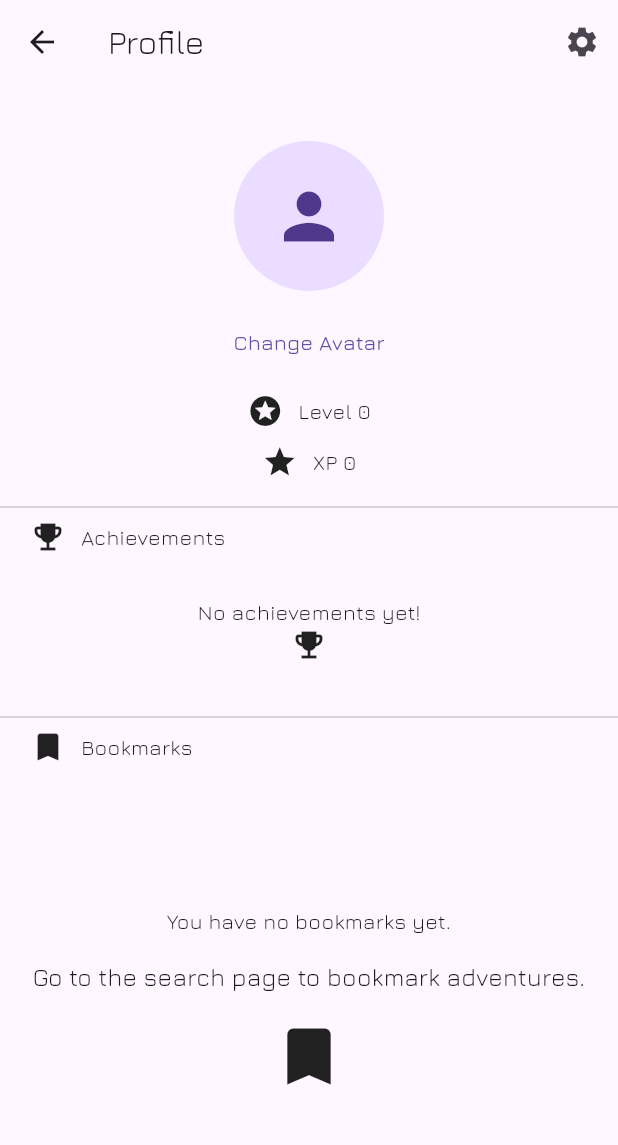
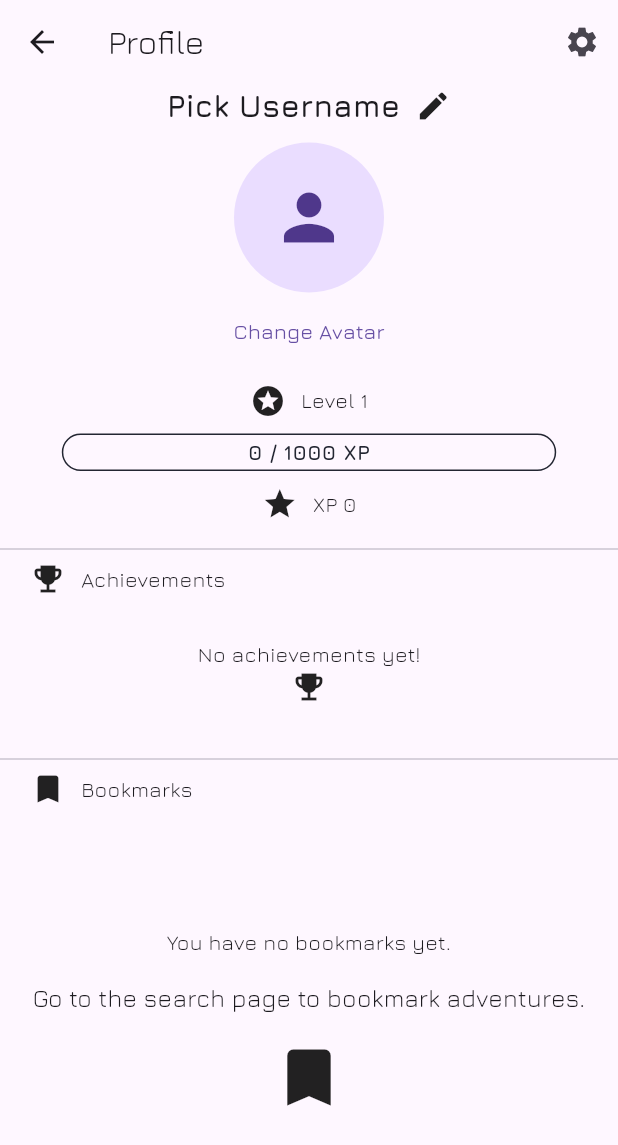
Before and after one commit to Alejandroem/xplora, a Flutter app: the ProfilePage screen opened directly with empty values, on a phone screen of 412 x 824 dp. Shown: the top 1145 px of the screen. Run offline on Flutter 3.47's test engine with Material 3 defaults, Android fonts, the phone set to English and light mode, and no system bars; our stand-ins replace app_links, cloud_firestore, firebase_auth, firebase_core, firebase_messaging, flutter_riverpod and 8 more; missing offline and left inert: qr_code_scanner; accounts and stored records are empty.

Commit message:
refactor: remove unused level property and update related logic feat: addded unique user name feat: added multiplier formular feat: added experience bar

```diff
--- a/lib/application/notifiers/adventure_in_progress.dart
+++ b/lib/application/notifiers/adventure_in_progress.dart
@@ -9,6 +9,7 @@ import 'package:location/location.dart';
 import '../../domain/models/achievement.dart';
 import '../../domain/models/adventure.dart';
 import '../../domain/models/adventure_in_progress.dart';
+import '../../domain/models/xplora_profile.dart';
 import '../../domain/models/xplora_user.dart';
 import '../../domain/services/achievements_crud_service.dart';
 import '../../domain/services/adventure_crud_service.dart';
@@ -244,7 +245,8 @@ class AdventureInProgressNotifier extends StateNotifier<AdventureInProgress?> {
         final levelAchievements = allAchievements.where((achievement) {
           return achievement.trigger == Trigger.level &&
               int.parse(achievement.triggerValue) <=
-                  userProfile.first.level; //check if the level is updated
+                  userProfile.first
+                      .profileLevel(); //check if the level is updated
         }).toList();
 
         final achievementsToAward = [
--- a/lib/application/notifiers/login_notifier.dart
+++ b/lib/application/notifiers/login_notifier.dart
@@ -79,7 +79,6 @@ class LoginFormNotifier extends StateNotifier<LoginForm> {
         final xploraProfile = XploraProfile(
           id: null,
           userId: user.id!,
-          level: 0,
           experience: 0,
           categories: [],
           avatarUrl: '',
--- a/lib/application/notifiers/quest_validator_notifier.dart
+++ b/lib/application/notifiers/quest_validator_notifier.dart
@@ -8,6 +8,7 @@ import 'package:location/location.dart';
 import '../../domain/models/achievement.dart';
 import '../../domain/models/quest.dart';
 import '../../domain/models/quest_in_progress.dart';
+import '../../domain/models/xplora_profile.dart';
 import '../../domain/models/xplora_user.dart';
 import '../../domain/services/achievements_crud_service.dart';
 import '../../domain/services/auth_service.dart';
@@ -258,7 +259,7 @@ class QuestValidatorNotifier extends StateNotifier<QuestInProgress?> {
         final levelAchievements = allAchievements.where((achievement) {
           return achievement.trigger == Trigger.level &&
               int.parse(achievement.triggerValue) <=
-                  userProfile.first.level; //check if the level is updated
+                  userProfile.first.profileLevel(); //check if the level is updated
         }).toList();
 
         final achievementsToAward = [
--- a/lib/application/notifiers/signup_notifier.dart
+++ b/lib/application/notifiers/signup_notifier.dart
@@ -165,7 +165,6 @@ class SignupFormNotifier extends StateNotifier<SignupForm> {
         final xploraProfile = XploraProfile(
           id: null,
           userId: user.id!,
-          level: 0,
           experience: 0,
           categories: [],
           avatarUrl: '',
--- a/lib/application/providers/auth_providers.dart
+++ b/lib/application/providers/auth_providers.dart
@@ -38,7 +38,6 @@ final createOrReadCurrentUserProfile = FutureProvider.autoDispose((ref) async {
       XploraProfile(
         id: null,
         userId: user.id!,
-        level: 0,
         experience: 0,
         categories: [],
         avatarUrl: '',
--- a/lib/ui/pages/adventure_detail.dart
+++ b/lib/ui/pages/adventure_detail.dart
@@ -296,7 +296,7 @@ class _AdventureDetailState extends ConsumerState<AdventureDetail>
                   ),
                   const SizedBox(width: 10),
                   Text(
-                    "Open in Google Maps",
+                    'Open in Google Maps',
                     style: TextStyle(
                       color: raisingBlack,
                     ),
--- a/lib/ui/pages/profile_page.dart
+++ b/lib/ui/pages/profile_page.dart
@@ -4,6 +4,7 @@ import 'package:flutter_riverpod/flutter_riverpod.dart';
 import '../../application/providers/achievements_providers.dart';
 import '../../application/providers/xplorauser_providers.dart';
 import '../../domain/models/xplora_profile.dart';
+import '../../theme.dart';
 import '../components/bookmark_components.dart';
 import 'settings_page.dart';
 
@@ -18,6 +19,9 @@ class ProfilePage extends ConsumerStatefulWidget {
 class _ProfilePageState extends ConsumerState<ProfilePage> {
   late XploraProfile profile;
   bool editingUsername = false;
+  final _usernameController = TextEditingController();
+  bool _isChecking = false;
+  bool _isUnique = true;
 
   final Map<String, IconData> iconsMap = {
     'achievement1': Icons.star,
@@ -28,6 +32,8 @@ class _ProfilePageState extends ConsumerState<ProfilePage> {
   void initState() {
     super.initState();
     profile = widget.profileParam;
+
+    _usernameController.text = profile.username ?? '';
   }
 
   @override
@@ -56,35 +62,119 @@ class _ProfilePageState extends ConsumerState<ProfilePage> {
             editingUsername
                 ? SizedBox(
                     width: 200.0,
+                    child: Row(
+                      children: [
+                        Expanded(
                           child: TextField(
                             decoration: const InputDecoration(
                               labelText: 'Username',
                             ),
+                            onChanged: (value) async {
+                              setState(() {
+                                _isChecking = true;
+                                _isUnique = value.isNotEmpty;
+                              });
+
+                              if (value.isEmpty) {
+                                setState(() {
+                                  _isChecking = false;
+                                });
+                                return;
+                              }
+
+                              final profileService =
+                                  ref.read(profileServiceProvider);
+
+                              final existingUsers =
+                                  await profileService.readByFilters([
+                                {
+                                  'field': 'username',
+                                  'operator': '==',
+                                  'value': value,
+                                }
+                              ]);
+                              final isUnique = existingUsers?.isEmpty ?? true;
+
+                              setState(() {
+                                _isChecking = false;
+                                _isUnique = isUnique;
+                              });
+                            },
                             onSubmitted: (value) async {
-                        final profileService = ref.read(profileServiceProvider);
-                        final updatedProfile = await profileService.update(
-                          profile.copyWith(username: value),
+                              if (_isUnique) {
+                                final profileService =
+                                    ref.read(profileServiceProvider);
+                                final updatedProfile =
+                                    await profileService.update(
+                                  profile.copyWith(
+                                    username: _usernameController.text,
+                                  ),
                                   profile.id!,
                                 );
                                 setState(() {
                                   profile = updatedProfile;
                                   editingUsername = false;
                                 });
+                              }
                             },
+                            controller: _usernameController,
+                          ),
+                        ),
+                        const SizedBox(width: 8),
+                        _isChecking
+                            ? const SizedBox(
+                                width: 24,
+                                height: 24,
+                                child:
+                                    CircularProgressIndicator(strokeWidth: 2),
+                              )
+                            : IconButton(
+                                icon: Icon(
+                                  _isUnique ? Icons.check_circle : Icons.error,
+                                  color: _isUnique ? Colors.green : Colors.red,
+                                ),
+                                onPressed: _isUnique
+                                    ? () async {
+                                        final profileService =
+                                            ref.read(profileServiceProvider);
+                                        final updatedProfile =
+                                            await profileService.update(
+                                          profile.copyWith(
+                                            username: _usernameController.text,
+                                          ),
+                                          profile.id!,
+                                        );
+                                        setState(() {
+                                          profile = updatedProfile;
+                                          editingUsername = false;
+                                        });
+                                      }
+                                    : null,
+                              ),
+                      ],
                     ),
                   )
-                : GestureDetector(
+                : InkWell(
                     onTap: () {
                       setState(() {
                         editingUsername = true;
                       });
                     },
-                    child: Text(
-                      profile.username ?? 'Username',
+                    child: Row(
+                      mainAxisAlignment: MainAxisAlignment.center,
+                      children: [
+                        Text(
+                          (profile.username ?? '').isNotEmpty
+                              ? profile.username!
+                              : 'Pick Username',
                           style: const TextStyle(
                             fontSize: 20.0,
                             fontWeight: FontWeight.bold,
                           ),
+                        ),
+                        const SizedBox(width: 10.0),
+                        const Icon(Icons.edit),
+                      ],
                     ),
                   ),
             const SizedBox(height: 10.0),
@@ -104,7 +194,7 @@ class _ProfilePageState extends ConsumerState<ProfilePage> {
                       size: 50.0,
                     ),
             ),
-            const SizedBox(height: 10.0),
+            const SizedBox(height: 2.0),
             TextButton(
               onPressed: () {
                 // Add logic to update the profile
@@ -117,8 +207,48 @@ class _ProfilePageState extends ConsumerState<ProfilePage> {
               children: <Widget>[
                 const Icon(Icons.stars),
                 const SizedBox(width: 10.0),
-                Text('Level ${profile.level}'),
+                Text('Level ${profile.profileLevel()}'),
               ],
+            ),
+            const SizedBox(height: 10.0),
+            Container(
+              width: MediaQuery.of(context).size.width * 0.8,
+              height: 25,
+              decoration: BoxDecoration(
+                border: Border.all(
+                  color: raisingBlack,
+                ),
+                borderRadius: BorderRadius.circular(32),
+              ),
+              child: Stack(
+                children: [
+                  FractionallySizedBox(
+                    widthFactor: profile.experienceProgress(),
+                    child: Container(
+                      decoration: BoxDecoration(
+                        color: majjoreleBlue,
+                        borderRadius: BorderRadius.circular(32),
+                      ),
+                    ),
+                  ),
+                  Center(
+                    child: Text(
+                      '${profile.experience} / ${profile.experienceForNextLevel()} XP',
+                      style: TextStyle(
+                        color: raisingBlack,
+                        fontWeight: FontWeight.w700,
+                        shadows: [
+                          Shadow(
+                            offset: const Offset(1.0, 1.0),
+                            blurRadius: 3.0,
+                            color: Colors.white.withOpacity(0.5),
+                          ),
+                        ],
+                      ),
+                    ),
+                  ),
+                ],
+              ),
             ),
             const SizedBox(height: 10.0),
             Row(
--- a/lib/ui/widgets/current_quest.dart
+++ b/lib/ui/widgets/current_quest.dart
@@ -1,6 +1,5 @@
 import 'package:flutter/material.dart';
 import 'package:flutter_riverpod/flutter_riverpod.dart';
-import 'package:flutter_svg/svg.dart';
 import 'package:percent_indicator/linear_percent_indicator.dart';
 
 import '../../application/providers/adventure_providers.dart';
--- a/lib/ui/widgets/xplora_app_bar.dart
+++ b/lib/ui/widgets/xplora_app_bar.dart
@@ -2,6 +2,7 @@ import 'package:flutter/material.dart';
 import 'package:flutter_riverpod/flutter_riverpod.dart';
 
 import '../../application/providers/auth_providers.dart';
+import '../../domain/models/xplora_profile.dart';
 import '../../theme.dart';
 import '../dialogs/bottom_login_card.dart';
 import '../pages/profile_page.dart';
@@ -75,7 +76,7 @@ class XplorAppBar extends ConsumerWidget implements PreferredSizeWidget {
                         crossAxisAlignment: CrossAxisAlignment.start,
                         children: [
                           Text(
-                            'LvL.${profile!.level}',
+                            'LvL.${profile!.profileLevel()}',
                             style: TextStyle(
                               fontSize: 11.0,
                               color: raisingBlack,
```
Also changed, not shown: lib/domain/models/xplora_profile.dart (+68 -2 lines), lib/ui/components/search_components.dart (+7 -7 lines), lib/ui/components/svg_loader.dart (deleted, +0 -57 lines), lib/ui/pages/filters_page.dart (+8 -8 lines), lib/domain/models/xplora_profile.freezed.dart, lib/domain/models/xplora_profile.g.dart. Lines whose indentation alone changed are shown as unchanged.
